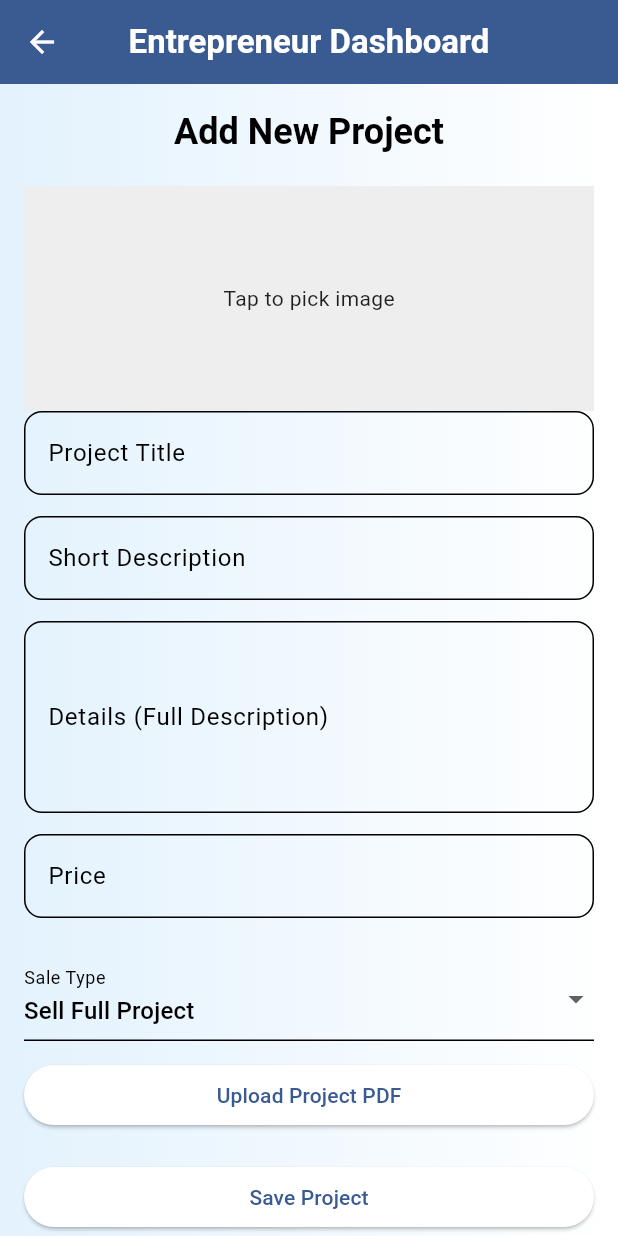
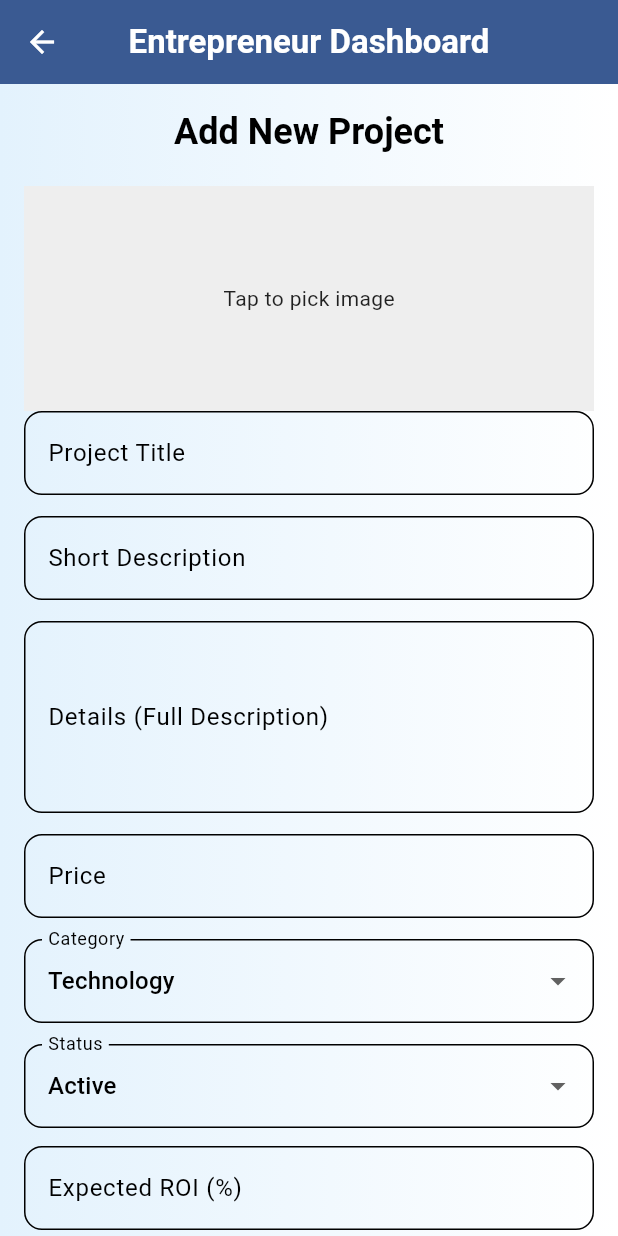
Before and after one commit to Mahmoud123Rashad/Shark-Stage, a Flutter app: the AddProjectScreen screen opened directly, on a phone screen of 412 x 824 dp. Run offline on Flutter 3.47's test engine with Material 3 defaults, Android fonts, the phone set to English and light mode, and no system bars; our stand-ins replace firebase_core, fl_chart, google_sign_in, image_picker, shared_preferences; accounts and stored records are empty; Roboto replaces fonts that are missing (Poppins).

Commit message:
refactor project form and controller to enhance project management features
- Introduced new fields for expected ROI and project category selection in the project form.
- Updated project controller to manage category and status options with ValueNotifiers for better state management.
- Refactored saveProject method to handle new fields and improved error handling for available percentage validation.
- Enhanced API service with a new postMultipart method for handling file uploads alongside form data.
- Removed deprecated PDF upload functionality to streamline the project submission process.

```diff
--- a/lib/controllers/project_controlller.dart
+++ b/lib/controllers/project_controlller.dart
@@ -1,7 +1,7 @@
 import 'dart:async';
+import 'dart:convert';
 import 'dart:io';
 
-import 'package:file_picker/file_picker.dart';
 import 'package:flutter/material.dart';
 import 'package:image_picker/image_picker.dart';
 
@@ -17,14 +17,30 @@ class ProjectController {
   final detailsController = TextEditingController();
   final priceController = TextEditingController();
   final percentageController = TextEditingController();
+  final roiController = TextEditingController();
 
-  final ValueNotifier<String> saleType = ValueNotifier<String>('Full');
+  static const List<String> _categoryOptions = [
+    'Technology',
+    'E-Commerce',
+    'Food',
+    'Health',
+    'Education',
+    'Real Estate',
+    'Industrial',
+    'Other',
+  ];
+
+  static const List<String> _statusOptions = ['active', 'closed'];
+
+  final ValueNotifier<String> category =
+      ValueNotifier<String>(_categoryOptions.first);
+  final ValueNotifier<String> status =
+      ValueNotifier<String>(_statusOptions.first);
 
   final ImagePicker _picker = ImagePicker();
   final String? ownerId;
 
   File? projectImage;
-  File? pdfFile;
   bool isLoading = false;
 
   Future<String?> _resolveOwnerId() async {
@@ -46,25 +62,16 @@ class ProjectController {
     }
   }
 
-  Future<void> pickPdf(BuildContext context, VoidCallback onUpdate) async {
-    final result = await FilePicker.platform.pickFiles(
-      type: FileType.custom,
-      allowedExtensions: ['pdf'],
-    );
-    if (result != null && result.files.single.path != null) {
-      pdfFile = File(result.files.single.path!);
-      onUpdate();
-      ScaffoldMessenger.of(context).showSnackBar(
-        const SnackBar(content: Text('PDF selected')),
-      );
-    }
-  }
+  List<String> get categoryOptions => List.unmodifiable(_categoryOptions);
+  List<String> get statusOptions => List.unmodifiable(_statusOptions);
 
   Widget buildTextField(
     String label,
     TextEditingController controller, {
     TextInputType type = TextInputType.text,
     int maxLines = 1,
+    String? hintText,
+    String? Function(String?)? validator,
   }) {
     return Padding(
       padding: const EdgeInsets.only(bottom: 14),
@@ -72,10 +79,11 @@ class ProjectController {
         controller: controller,
         keyboardType: type,
         maxLines: maxLines,
-        validator: (value) =>
-            (value == null || value.isEmpty) ? "Required" : null,
+        validator: validator ??
+            (value) => (value == null || value.isEmpty) ? "Required" : null,
         decoration: InputDecoration(
           labelText: label,
+          hintText: hintText,
           border: OutlineInputBorder(borderRadius: BorderRadius.circular(12)),
         ),
       ),
@@ -96,37 +104,6 @@ class ProjectController {
     );
   }
 
-  Widget buildPdfUploader(BuildContext context, VoidCallback onUpdate) {
-    return ElevatedButton(
-      onPressed: () => pickPdf(context, onUpdate),
-      child: Text(
-        pdfFile == null
-            ? "Upload Project PDF"
-            : "PDF Selected: ${pdfFile!.path.split('/').last}",
-      ),
-    );
-  }
-
-  Widget buildSaleTypeDropdown(
-    BuildContext context,
-    void Function(String) onUpdate,
-  ) {
-    return DropdownButtonFormField<String>(
-      value: saleType.value,
-      items: const [
-        DropdownMenuItem(value: 'Full', child: Text("Sell Full Project")),
-        DropdownMenuItem(value: 'Partial', child: Text("Sell Part of Project")),
-      ],
-      onChanged: (value) {
-        if (value != null) {
-          saleType.value = value;
-          onUpdate(value);
-        }
-      },
-      decoration: const InputDecoration(labelText: "Sale Type"),
-    );
-  }
-
   Future<void> saveProject(BuildContext context) async {
     if (!formKey.currentState!.validate()) return;
 
@@ -142,35 +119,54 @@ class ProjectController {
     final totalPrice =
         parsedPrice != null && parsedPrice >= 0 ? parsedPrice : 0.0;
 
-    final payload = <String, dynamic>{
+    final parsedRoi = double.tryParse(roiController.text.trim());
+    if (parsedRoi == null) {
+      ScaffoldMessenger.of(context).showSnackBar(
+        const SnackBar(content: Text("Expected ROI must be a number.")),
+      );
+      return;
+    }
+
+    final fields = <String, String>{
       "title": titleController.text.trim(),
       "shortDesc": shortDescController.text.trim(),
       "description": detailsController.text.trim(),
-      "totalPrice": totalPrice,
+      "totalPrice": totalPrice.toString(),
       "owner": resolvedOwnerId,
-      "status": "active",
-      "expectedROI": 15,
-      "availablePercentage": saleType.value == 'Partial'
-          ? int.tryParse(percentageController.text.trim()) ?? 100
-          : 100,
-      "category": {
-        "en": "Technology",
-        "ar": "تكنولوجيا",
-      },
-      "potentialRisks": [],
-      "keyBenefits": [],
-      "managementTeam": [],
+      "status": status.value,
+      "expectedROI": parsedRoi.toString(),
+      "category": jsonEncode({"en": category.value}),
     };
+
+    final availablePercentageText = percentageController.text.trim();
+    if (availablePercentageText.isNotEmpty) {
+      final parsedPercentage = double.tryParse(availablePercentageText);
+      if (parsedPercentage == null || parsedPercentage < 0 || parsedPercentage > 100) {
+        ScaffoldMessenger.of(context).showSnackBar(
+          const SnackBar(
+            content: Text("Available percentage must be between 0 and 100."),
+          ),
+        );
+        return;
+      }
+      fields["availablePercentage"] = parsedPercentage.toString();
+    }
+
+    final files = <String, File>{};
+    if (projectImage != null) {
+      files["image"] = projectImage!;
+    }
 
     try {
       isLoading = true;
-      final response = await ApiService.post(
+      final response = await ApiService.postMultipart(
         'projects/add',
-        body: payload,
+        fields: fields,
+        files: files.isNotEmpty ? files : null,
         auth: true,
       );
-      final status = response['status'] as int? ?? 500;
-      if (status == 201 && response['success'] == true) {
+      final statusCode = response['status'] as int? ?? 500;
+      if (statusCode == 201 && response['success'] == true) {
         ScaffoldMessenger.of(context).showSnackBar(
           const SnackBar(content: Text("Project added successfully")),
         );
@@ -180,13 +176,14 @@ class ProjectController {
         detailsController.clear();
         priceController.clear();
         percentageController.clear();
-        saleType.value = 'Full';
+        roiController.clear();
+        category.value = _categoryOptions.first;
+        status.value = _statusOptions.first;
         projectImage = null;
-        pdfFile = null;
       } else {
         final message = response['message'] ??
             response['error'] ??
-            'Failed to add project';
+            'Failed to add project (status $statusCode)';
         ScaffoldMessenger.of(context).showSnackBar(
           SnackBar(content: Text(message.toString())),
         );
--- a/lib/widgets/project_form.dart
+++ b/lib/widgets/project_form.dart
@@ -52,20 +52,103 @@ class _ProjectFormState extends State<ProjectForm> {
             _controller.priceController,
             type: TextInputType.number,
           ),
+          ValueListenableBuilder<String>(
+            valueListenable: _controller.category,
+            builder: (context, value, _) {
+              return DropdownButtonFormField<String>(
+                value: value,
+                decoration: InputDecoration(
+                  labelText: "Category",
+                  border: OutlineInputBorder(
+                    borderRadius: BorderRadius.circular(12),
+                  ),
+                ),
+                items: _controller.categoryOptions
+                    .map(
+                      (category) => DropdownMenuItem(
+                        value: category,
+                        child: Text(category),
+                      ),
+                    )
+                    .toList(),
+                onChanged: (selected) {
+                  if (selected != null) {
+                    setState(() {
+                      _controller.category.value = selected;
+                    });
+                  }
+                },
+              );
+            },
+          ),
+          const SizedBox(height: 14),
+          ValueListenableBuilder<String>(
+            valueListenable: _controller.status,
+            builder: (context, value, _) {
+              return DropdownButtonFormField<String>(
+                value: value,
+                decoration: InputDecoration(
+                  labelText: "Status",
+                  border: OutlineInputBorder(
+                    borderRadius: BorderRadius.circular(12),
+                  ),
+                ),
+                items: _controller.statusOptions
+                    .map(
+                      (entry) => DropdownMenuItem(
+                        value: entry,
+                        child: Text(entry[0].toUpperCase() + entry.substring(1)),
+                      ),
+                    )
+                    .toList(),
+                onChanged: (selected) {
+                  if (selected != null) {
+                    setState(() {
+                      _controller.status.value = selected;
+                    });
+                  }
+                },
+              );
+            },
+          ),
           const SizedBox(height: 12),
-          _controller.buildSaleTypeDropdown(context, _updateFormState),
-          const SizedBox(height: 12),
-          if (_controller.saleType.value == 'Partial')
-            _controller.buildTextField(
-              "Available Percentage (%)",
-              _controller.percentageController,
-              type: TextInputType.number,
-            ),
-          _controller.buildPdfUploader(context, _updateFormState),
+          _controller.buildTextField(
+            "Expected ROI (%)",
+            _controller.roiController,
+            type: TextInputType.number,
+          ),
+          _controller.buildTextField(
+            "Available Percentage (%)",
+            _controller.percentageController,
+            type: TextInputType.number,
+            hintText: "Optional",
+            validator: (value) {
+              if (value == null || value.trim().isEmpty) {
+                return null;
+              }
+              final parsed = double.tryParse(value);
+              if (parsed == null || parsed < 0 || parsed > 100) {
+                return "Enter a value between 0 and 100";
+              }
+              return null;
+            },
+          ),
           const SizedBox(height: 20),
           ElevatedButton(
-            onPressed: () => _controller.saveProject(context),
-            child: const Text("Save Project"),
+            onPressed: _controller.isLoading
+                ? null
+                : () async {
+                    setState(() {});
+                    await _controller.saveProject(context);
+                    setState(() {});
+                  },
+            child: _controller.isLoading
+                ? const SizedBox(
+                    height: 20,
+                    width: 20,
+                    child: CircularProgressIndicator(strokeWidth: 2),
+                  )
+                : const Text("Save Project"),
           ),
         ],
       ),
--- a/pubspec.yaml
+++ b/pubspec.yaml
@@ -42,6 +42,8 @@ dependencies:
   http: ^1.1.0
   flutter_svg: ^2.1.1
   fl_chart: ^0.69.0
+  http_parser: ^4.0.2
+  mime: ^1.0.5
 
   # firebase_auth: ^5.3.1
 
```
Also changed, not shown: lib/services/api_service.dart (+50 -1 lines), pubspec.lock.
